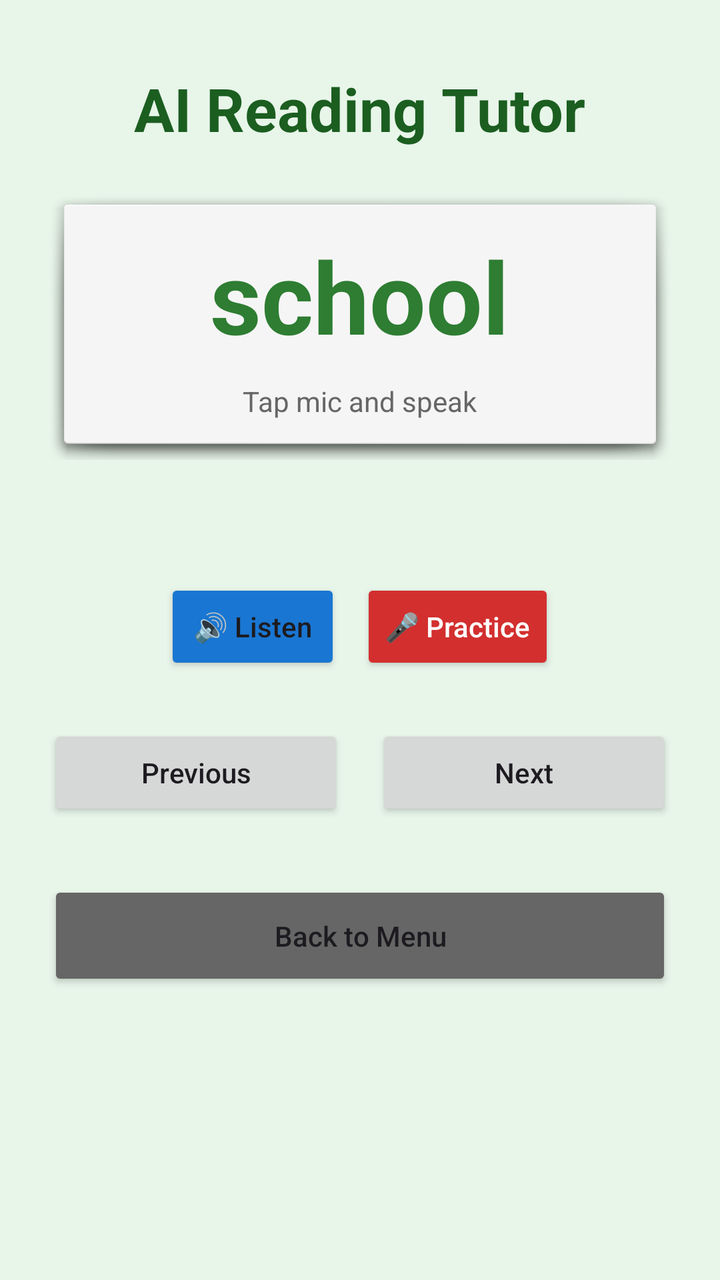
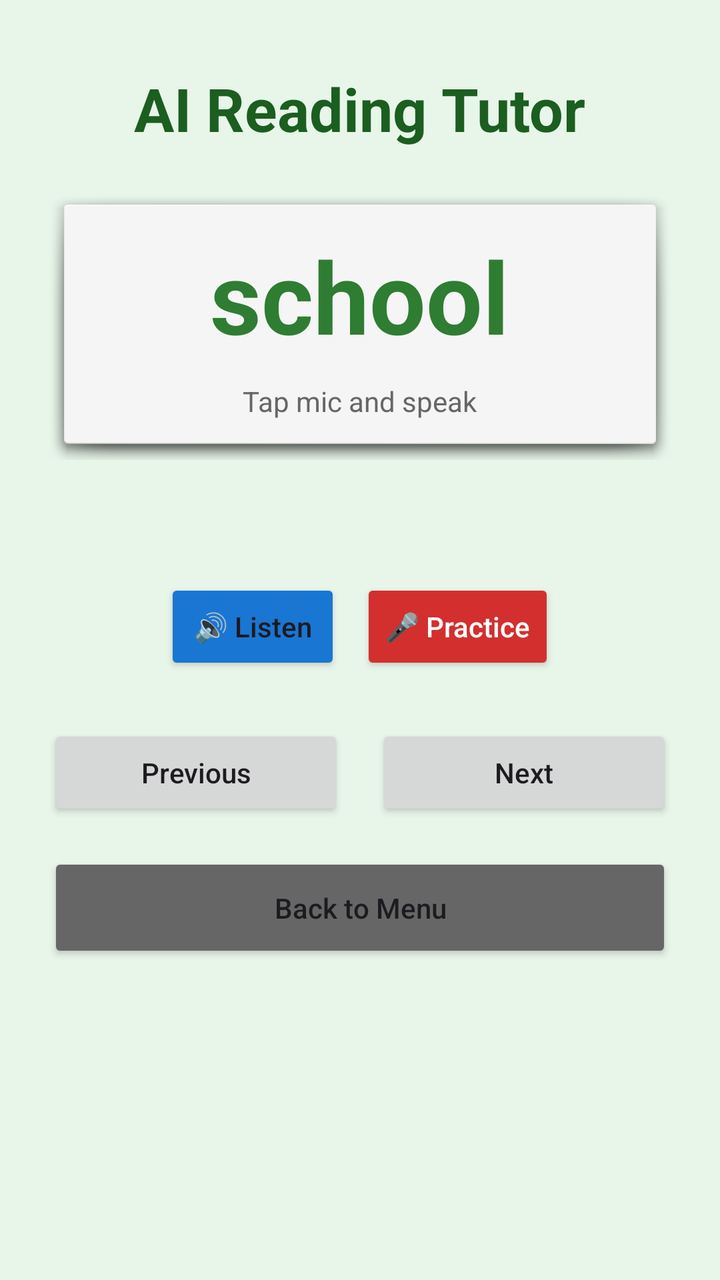

Compare the two renders of this Android layout. The source of the first and the diff that turns it into the second are given below.
<!-- AndroidManifest.xml: application theme Theme.Casanesapps3 -->
<!-- res/layout/activity_reading_ai.xml -->
<?xml version="1.0" encoding="utf-8"?>
<ScrollView xmlns:android="http://schemas.android.com/apk/res/android"
    android:layout_width="match_parent"
    android:layout_height="match_parent"
    android:fillViewport="true"
    android:background="#E8F5E9">

    <LinearLayout
        android:layout_width="match_parent"
        android:layout_height="wrap_content"
        android:orientation="vertical"
        android:gravity="center_horizontal"
        android:padding="24dp">

        <TextView
            android:id="@+id/tvTitle"
            android:layout_width="wrap_content"
            android:layout_height="wrap_content"
            android:text="AI Reading Tutor"
            android:textSize="30sp"
            android:textStyle="bold"
            android:textColor="#1B5E20"
            android:layout_marginTop="10dp"
            android:layout_marginBottom="20dp" />

        <LinearLayout
            android:layout_width="match_parent"
            android:layout_height="wrap_content"
            android:orientation="vertical"
            android:gravity="center"
            android:background="@android:drawable/dialog_holo_light_frame"
            android:padding="20dp"
            android:layout_marginBottom="15dp">

            <ImageView
                android:id="@+id/ivTargetImage"
                android:layout_width="match_parent"
                android:layout_height="180dp"
                android:scaleType="centerInside"
                android:layout_marginBottom="10dp"
                android:visibility="gone"
                android:contentDescription="Reading helper image" />

            <TextView
                android:id="@+id/tvTargetText"
                android:layout_width="wrap_content"
                android:layout_height="wrap_content"
                android:text="school"
                android:textSize="50sp"
                android:textStyle="bold"
                android:textColor="#2E7D32" />

            <TextView
                android:id="@+id/tvResult"
                android:layout_width="wrap_content"
                android:layout_height="wrap_content"
                android:text="Tap mic and speak"
                android:layout_marginTop="10dp"
                android:textColor="#666666"/>
        </LinearLayout>

        <TextView
            android:id="@+id/tvFeedback"
            android:layout_width="match_parent"
            android:layout_height="wrap_content"
            android:text=""
            android:textSize="18sp"
            android:textStyle="bold"
            android:layout_marginBottom="20dp"
            android:gravity="center"
            android:textColor="#2E7D32"/>

        <LinearLayout
            android:layout_width="match_parent"
            android:layout_height="wrap_content"
            android:orientation="horizontal"
            android:gravity="center"
            android:layout_marginBottom="25dp">

            <Button
                android:id="@+id/btnListen"
                android:layout_width="wrap_content"
                android:layout_height="wrap_content"
                android:text="🔊 Listen"
                android:layout_marginEnd="10dp"
                android:backgroundTint="#1976D2"
                android:textAllCaps="false"/>

            <Button
                android:id="@+id/btnMic"
                android:layout_width="wrap_content"
                android:layout_height="wrap_content"
                android:text="🎤 Practice"
                android:backgroundTint="#D32F2F"
                android:textColor="#FFFFFF"
                android:textAllCaps="false"/>
        </LinearLayout>

        <LinearLayout
            android:layout_width="match_parent"
            android:layout_height="wrap_content"
            android:orientation="horizontal"
            android:gravity="center">

            <Button
                android:id="@+id/btnPrevious"
                android:layout_width="0dp"
                android:layout_height="wrap_content"
                android:layout_weight="1"
                android:text="Previous"
                android:textAllCaps="false"/>

            <Space
                android:layout_width="16dp"
                android:layout_height="wrap_content" />

            <Button
                android:id="@+id/btnNext"
                android:layout_width="0dp"
                android:layout_height="wrap_content"
                android:layout_weight="1"
                android:text="Next"
                android:textAllCaps="false"/>
        </LinearLayout>

        <Button
            android:id="@+id/btnBack"
            android:layout_width="match_parent"
            android:layout_height="55dp"
            android:text="Back to Menu"
            android:layout_marginTop="30dp"
            android:backgroundTint="#666666"
            android:textAllCaps="false"/>

    </LinearLayout>
</ScrollView>
<!-- resources referenced by this layout -->
<resources>
  <style name="Theme.Casanesapps3" parent="Base.Theme.Casanesapps3" />
  <style name="Base.Theme.Casanesapps3" parent="Theme.Material3.DayNight.NoActionBar">
          
          <item name="colorPrimary">@color/primary</item>
          <item name="colorPrimaryVariant">@color/primary_dark</item>
          <item name="colorSecondary">@color/accent</item>
          <item name="android:windowBackground">@color/background</item>
          <item name="android:statusBarColor">@color/primary_dark</item>
      </style>
  <color name="primary">#2E7D32</color>
  <color name="primary_dark">#1B5E20</color>
  <color name="accent">#FBC02D</color>
  <color name="background">#E8F5E9</color>
</resources>

<!-- the commit's change to res/layout/activity_reading_ai.xml (unified diff, before → after) -->
@@ -124,11 +124,22 @@
         </LinearLayout>
 
         <Button
+            android:id="@+id/btnStartOver"
+            android:layout_width="match_parent"
+            android:layout_height="55dp"
+            android:text="Start Over"
+            android:layout_marginTop="16dp"
+            android:backgroundTint="#2E7D32"
+            android:textColor="#FFFFFF"
+            android:textAllCaps="false"
+            android:visibility="gone"/>
+
+        <Button
             android:id="@+id/btnBack"
             android:layout_width="match_parent"
             android:layout_height="55dp"
             android:text="Back to Menu"
-            android:layout_marginTop="30dp"
+            android:layout_marginTop="16dp"
             android:backgroundTint="#666666"
             android:textAllCaps="false"/>
 
